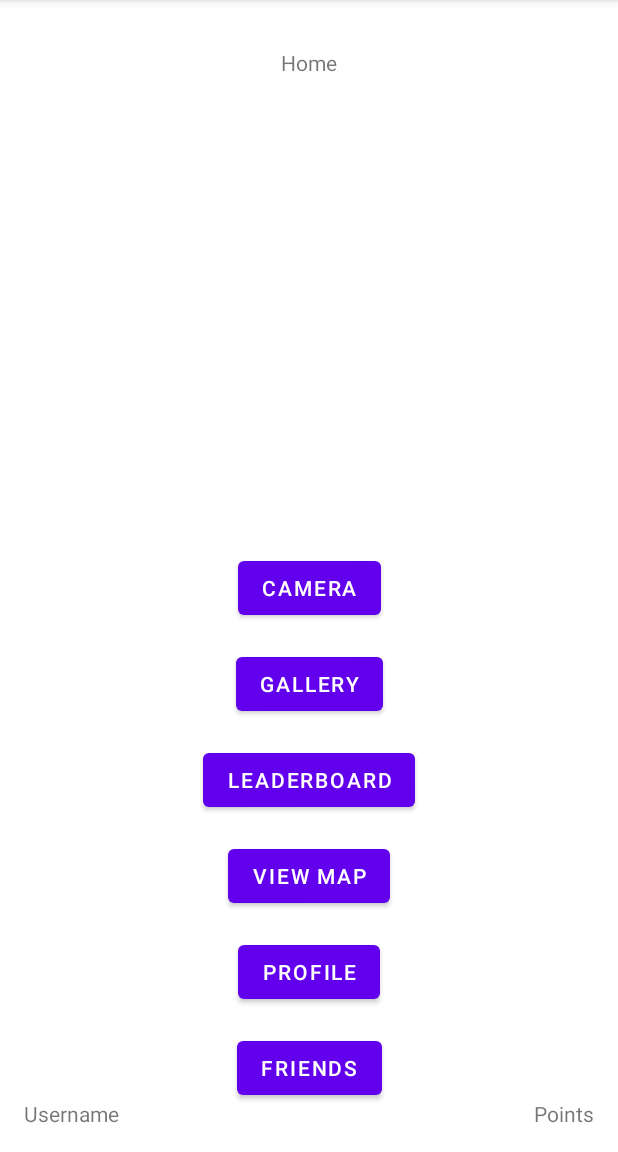
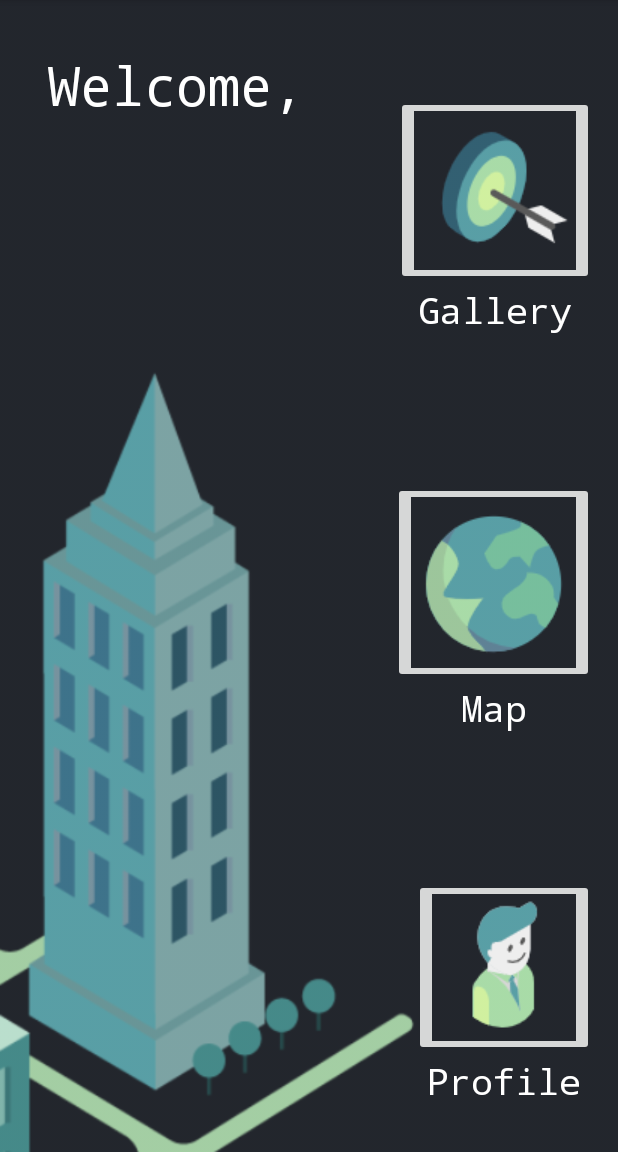
Before and after one commit to rhudson11/TravelTrails, an Android app: the HomeActivity screen opened directly, with no data from a screen before it, on a phone screen of 412 x 824 dp, the part 84-1236 px from its top. Run offline under Robolectric (Android 15) with nearby library versions, the phone set to English and light mode, and no system bars.

Commit message:
new look for home screen

```diff
--- a/app/src/main/java/com/example/traveltrails/HomeActivity.kt
+++ b/app/src/main/java/com/example/traveltrails/HomeActivity.kt
@@ -1,39 +1,45 @@
 package com.example.traveltrails
 
+import android.content.Context
 import android.content.Intent
+import android.content.SharedPreferences
 import androidx.appcompat.app.AppCompatActivity
 import android.os.Bundle
 import android.view.View
 import android.widget.Button
 import android.widget.EditText
+import android.widget.ImageButton
+import android.widget.TextView
 
 class HomeActivity : AppCompatActivity() {
 
-    private lateinit var camera_button: Button
-    private lateinit var gallery_button: Button
+    private lateinit var gallery_button: ImageButton
     private lateinit var leaderboard_button: Button
-    private lateinit var view_map_button: Button
+    private lateinit var view_map_button: ImageButton
     private lateinit var friends_button: Button
-    private lateinit var profile_button: Button
+    private lateinit var profile_button: ImageButton
+    private lateinit var welcome: TextView
+    private lateinit var preferences: SharedPreferences
 
     override fun onCreate(savedInstanceState: Bundle?) {
         super.onCreate(savedInstanceState)
         setContentView(R.layout.activity_home)
 
-        camera_button = findViewById(R.id.camera_button)
+        preferences = getSharedPreferences("traveltrails", Context.MODE_PRIVATE)
+        val username = preferences.getString("username","")
+
+       // camera_button = findViewById(R.id.camera_button)
         gallery_button = findViewById(R.id.gallery_button)
-        leaderboard_button = findViewById(R.id.leaderboard_button)
+       // leaderboard_button = findViewById(R.id.leaderboard_button)
         view_map_button = findViewById(R.id.view_map_button)
-        friends_button = findViewById(R.id.friends_button)
+       // friends_button = findViewById(R.id.friends_button)
         profile_button = findViewById(R.id.profile_button)
+
+        welcome = findViewById(R.id.welcome_text)
+        welcome.setText("Welcome,\n" + username)
 
         gallery_button.setOnClickListener { v: View ->
             val intent = Intent(this, GalleryActivity::class.java)
-            startActivity(intent)
-        }
-
-        camera_button.setOnClickListener { v: View ->
-            val intent = Intent(this, CameraActivity::class.java)
             startActivity(intent)
         }
 
--- a/app/src/main/java/com/example/traveltrails/MainActivity.kt
+++ b/app/src/main/java/com/example/traveltrails/MainActivity.kt
@@ -1,6 +1,8 @@
 package com.example.traveltrails
 
+import android.content.Context
 import android.content.Intent
+import android.content.SharedPreferences
 import android.os.Bundle
 import android.view.View
 import android.widget.Button
@@ -15,6 +17,7 @@ class MainActivity : AppCompatActivity() {
     private lateinit var login_pass_field: EditText
     private lateinit var login_button: Button
     private lateinit var register_button: Button
+    private lateinit var preferences: SharedPreferences
 
     override fun onCreate(savedInstanceState: Bundle?) {
         super.onCreate(savedInstanceState)
@@ -25,15 +28,10 @@ class MainActivity : AppCompatActivity() {
         login_button = findViewById(R.id.login_button)
         register_button = findViewById(R.id.register_button)
 
+        preferences = getSharedPreferences("traveltrails", Context.MODE_PRIVATE)
+
         login_button.setOnClickListener { v: View ->
-            doAsync {
-                val s: String = ServerManager().test_server();
-                runOnUiThread {
-                    val toast =
-                            Toast.makeText(this@MainActivity, s, Toast.LENGTH_LONG)
-                    toast.show()
-                }
-            }
+            preferences.edit().putString("username", login_user_field.text.toString()).apply()
 
             val intent = Intent(this, MapsActivity::class.java)
             startActivity(intent)
--- a/app/src/main/res/layout/activity_home.xml
+++ b/app/src/main/res/layout/activity_home.xml
@@ -4,95 +4,87 @@
     xmlns:tools="http://schemas.android.com/tools"
     android:layout_width="match_parent"
     android:layout_height="match_parent"
+    android:background="@drawable/smartcity1"
     tools:context=".HomeActivity">
 
-    <Button
-        android:id="@+id/friends_button"
+    <ImageButton
+        android:id="@+id/view_map_button"
         android:layout_width="wrap_content"
         android:layout_height="wrap_content"
-        android:layout_marginBottom="32dp"
-        android:text="Friends"
+        android:layout_marginEnd="16dp"
+        app:layout_constraintBottom_toTopOf="@+id/profile_button"
+        app:layout_constraintEnd_toEndOf="parent"
+        app:layout_constraintTop_toBottomOf="@+id/gallery_button"
+        app:srcCompat="@drawable/map_icon" />
+
+    <ImageButton
+        android:id="@+id/gallery_button"
+        android:layout_width="wrap_content"
+        android:layout_height="wrap_content"
+        android:layout_marginTop="64dp"
+        android:layout_marginEnd="16dp"
+        app:layout_constraintEnd_toEndOf="parent"
+        app:layout_constraintTop_toTopOf="parent"
+        app:srcCompat="@drawable/gallery_icon" />
+
+    <ImageButton
+        android:id="@+id/profile_button"
+        android:layout_width="wrap_content"
+        android:layout_height="wrap_content"
+        android:layout_marginEnd="16dp"
+        android:layout_marginBottom="64dp"
         app:layout_constraintBottom_toBottomOf="parent"
         app:layout_constraintEnd_toEndOf="parent"
-        app:layout_constraintStart_toStartOf="parent" />
+        app:srcCompat="@drawable/profile_icon" />
+
+    <TextView
+        android:id="@+id/textView8"
+        android:layout_width="wrap_content"
+        android:layout_height="wrap_content"
+        android:fontFamily="monospace"
+        android:text="Map"
+        android:textAlignment="viewStart"
+        android:textColor="#FFFFFF"
+        android:textSize="24sp"
+        app:layout_constraintEnd_toEndOf="@+id/view_map_button"
+        app:layout_constraintStart_toStartOf="@+id/view_map_button"
+        app:layout_constraintTop_toBottomOf="@+id/view_map_button" />
+
+    <TextView
+        android:id="@+id/textView12"
+        android:layout_width="wrap_content"
+        android:layout_height="wrap_content"
+        android:fontFamily="monospace"
+        android:text="Profile"
+        android:textColor="#FFFFFF"
+        android:textSize="24sp"
+        app:layout_constraintEnd_toEndOf="@+id/profile_button"
+        app:layout_constraintStart_toStartOf="@+id/profile_button"
+        app:layout_constraintTop_toBottomOf="@+id/profile_button" />
+
+    <TextView
+        android:id="@+id/welcome_text"
+        android:layout_width="wrap_content"
+        android:layout_height="wrap_content"
+        android:layout_marginStart="32dp"
+        android:layout_marginTop="32dp"
+        android:fontFamily="monospace"
+        android:text="TextView"
+        android:textColor="#FFFFFF"
+        android:textSize="36sp"
+        app:layout_constraintStart_toStartOf="parent"
+        app:layout_constraintTop_toTopOf="parent" />
 
     <TextView
         android:id="@+id/textView2"
         android:layout_width="wrap_content"
         android:layout_height="wrap_content"
-        android:layout_marginTop="32dp"
-        android:text="Home"
-        app:layout_constraintEnd_toEndOf="parent"
-        app:layout_constraintStart_toStartOf="parent"
-        app:layout_constraintTop_toTopOf="parent" />
+        android:fontFamily="monospace"
+        android:text="Gallery"
+        android:textColor="#FFFFFF"
+        android:textSize="24sp"
+        app:layout_constraintEnd_toEndOf="@+id/gallery_button"
+        app:layout_constraintStart_toStartOf="@+id/gallery_button"
+        app:layout_constraintTop_toBottomOf="@+id/gallery_button" />
 
-    <TextView
-        android:id="@+id/textView3"
-        android:layout_width="wrap_content"
-        android:layout_height="wrap_content"
-        android:layout_marginStart="16dp"
-        android:layout_marginBottom="16dp"
-        android:text="Username"
-        app:layout_constraintBottom_toBottomOf="parent"
-        app:layout_constraintStart_toStartOf="parent" />
-
-    <TextView
-        android:id="@+id/textView4"
-        android:layout_width="wrap_content"
-        android:layout_height="wrap_content"
-        android:layout_marginEnd="16dp"
-        android:layout_marginBottom="16dp"
-        android:text="Points"
-        app:layout_constraintBottom_toBottomOf="parent"
-        app:layout_constraintEnd_toEndOf="parent" />
-
-    <Button
-        android:id="@+id/profile_button"
-        android:layout_width="wrap_content"
-        android:layout_height="wrap_content"
-        android:layout_marginBottom="16dp"
-        android:text="Profile"
-        app:layout_constraintBottom_toTopOf="@+id/friends_button"
-        app:layout_constraintEnd_toEndOf="parent"
-        app:layout_constraintStart_toStartOf="parent" />
-
-    <Button
-        android:id="@+id/view_map_button"
-        android:layout_width="wrap_content"
-        android:layout_height="wrap_content"
-        android:layout_marginBottom="16dp"
-        android:text="View Map"
-        app:layout_constraintBottom_toTopOf="@+id/profile_button"
-        app:layout_constraintEnd_toEndOf="parent"
-        app:layout_constraintStart_toStartOf="parent" />
-
-    <Button
-        android:id="@+id/leaderboard_button"
-        android:layout_width="wrap_content"
-        android:layout_height="wrap_content"
-        android:layout_marginBottom="16dp"
-        android:text="Leaderboard"
-        app:layout_constraintBottom_toTopOf="@+id/view_map_button"
-        app:layout_constraintEnd_toEndOf="parent"
-        app:layout_constraintStart_toStartOf="parent" />
-
-    <Button
-        android:id="@+id/gallery_button"
-        android:layout_width="wrap_content"
-        android:layout_height="wrap_content"
-        android:layout_marginBottom="16dp"
-        android:text="Gallery"
-        app:layout_constraintBottom_toTopOf="@+id/leaderboard_button"
-        app:layout_constraintEnd_toEndOf="parent"
-        app:layout_constraintStart_toStartOf="parent" />
-
-    <Button
-        android:id="@+id/camera_button"
-        android:layout_width="wrap_content"
-        android:layout_height="wrap_content"
-        android:layout_marginBottom="16dp"
-        android:text="Camera"
-        app:layout_constraintBottom_toTopOf="@+id/gallery_button"
-        app:layout_constraintEnd_toEndOf="parent"
-        app:layout_constraintStart_toStartOf="parent" />
 </androidx.constraintlayout.widget.ConstraintLayout>
```
Also changed, not shown: app/src/main/res/drawable/climb_icon.png (added), app/src/main/res/drawable/gallery_icon.png (added), app/src/main/res/drawable/leaderboard_icon.png (added), app/src/main/res/drawable/map_icon.png (added), app/src/main/res/drawable/profile_icon.png (added), app/src/main/res/drawable/smartcity.png (added), app/src/main/res/drawable/smartcity1.png (added), app/src/main/res/drawable/smartcityb.png (added), app/src/main/res/drawable/social_icon.png (added).
